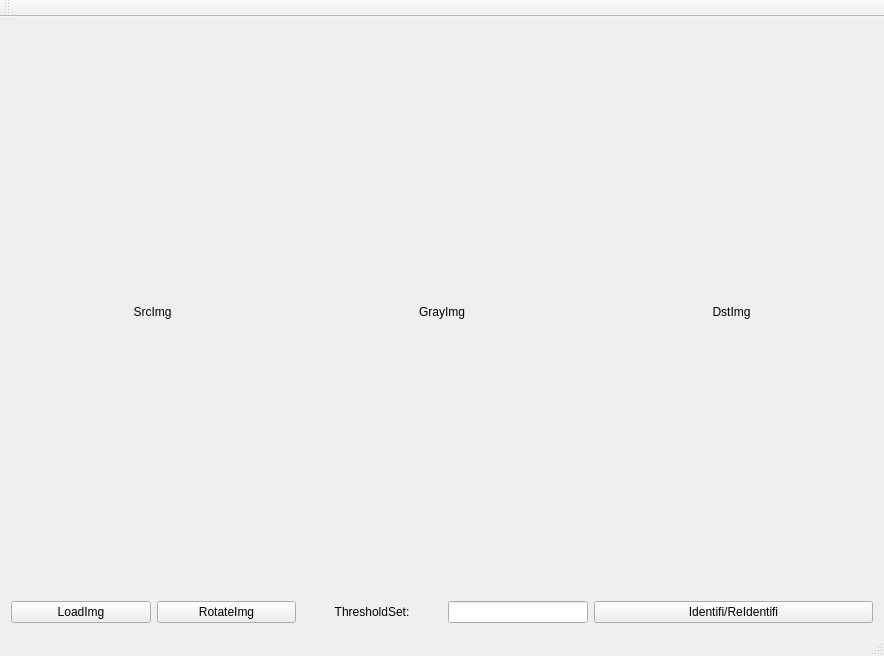
Qt form LaserLine/LaserLine.ui (Yes-Jumby/MyDemoWindows) before a commit.
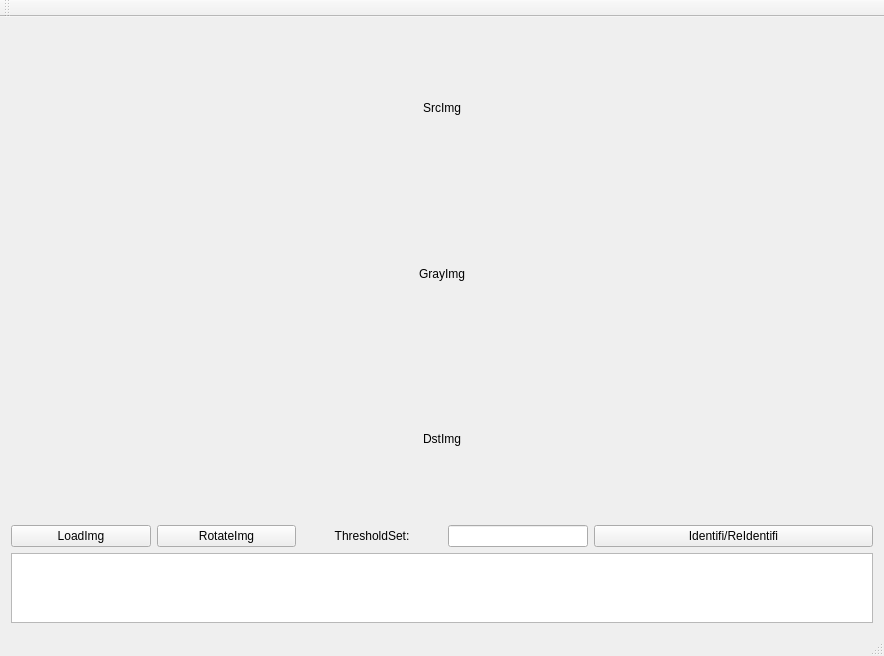
The same form after that commit.

```diff
--- a/LaserLine/LaserLine.ui
+++ b/LaserLine/LaserLine.ui
@@ -14,12 +14,11 @@
    <string>LaserLine</string>
   </property>
   <widget class="QWidget" name="centralWidget">
-   <layout class="QVBoxLayout" name="verticalLayout_2">
+   <layout class="QVBoxLayout" name="verticalLayout_3">
     <item>
-     <layout class="QHBoxLayout" name="horizontalLayout" stretch="1,1,1">
-      <property name="sizeConstraint">
-       <enum>QLayout::SetNoConstraint</enum>
-      </property>
+     <layout class="QVBoxLayout" name="verticalLayout_2" stretch="20,1,2">
+      <item>
+       <layout class="QVBoxLayout" name="verticalLayout">
       <item>
        <widget class="QLabel" name="label_SrcImg">
         <property name="text">
@@ -90,6 +89,11 @@
       </item>
      </layout>
     </item>
+      <item>
+       <widget class="QTextEdit" name="textEdit"/>
+      </item>
+     </layout>
+    </item>
    </layout>
   </widget>
   <widget class="QMenuBar" name="menuBar">
```
Left out of the diff: 4 changed lines with no effect on the pictures. Lines whose indentation alone changed are shown as unchanged.
